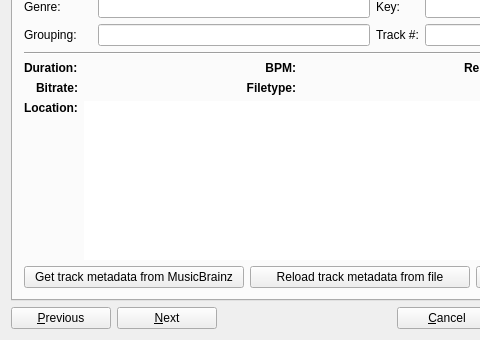
Before: the Qt Designer form src/library/dlgtrackinfo.ui in mixxxdj/mixxx, drawn with Qt 5; both pictures show x 0 to 480 and y 192 to 532 of the 720 by 532 pixel window.
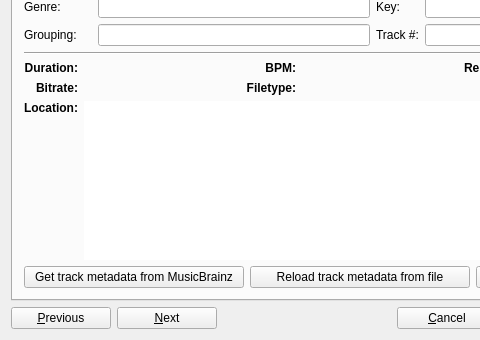
After: the same form once the commit is applied.

Commit message: Unify horizontal text alignment for non-editable field labels

Diff of the .ui file:
```diff
--- a/src/library/dlgtrackinfo.ui
+++ b/src/library/dlgtrackinfo.ui
@@ -411,7 +411,7 @@
             <string>Duration:</string>
            </property>
            <property name="alignment">
-            <set>Qt::AlignLeading|Qt::AlignLeft|Qt::AlignVCenter</set>
+            <set>Qt::AlignRight|Qt::AlignTrailing|Qt::AlignVCenter</set>
            </property>
           </widget>
          </item>
@@ -541,7 +541,7 @@
             <string>Location:</string>
            </property>
            <property name="alignment">
-            <set>Qt::AlignLeading|Qt::AlignLeft|Qt::AlignTop</set>
+            <set>Qt::AlignRight|Qt::AlignTop|Qt::AlignTrailing</set>
            </property>
           </widget>
          </item>
```
